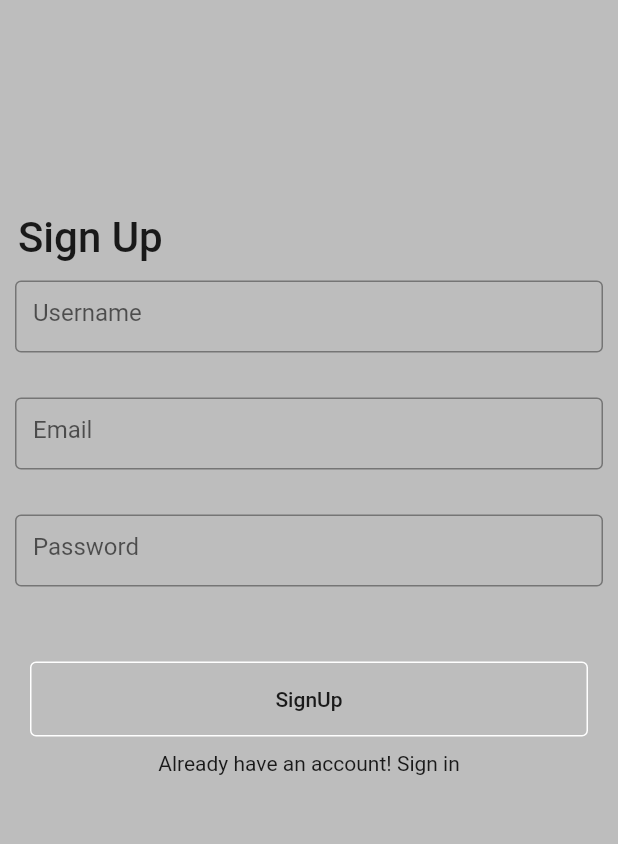
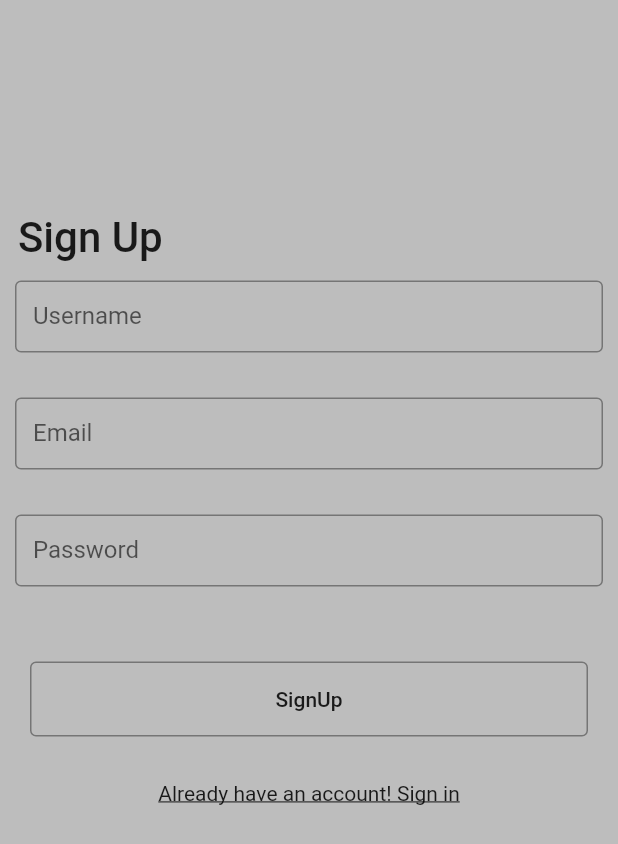
Before and after one commit to k1ycee/a_collaboration, a Flutter app: the SignUp screen opened by its route, after a tap on "SignUp", on a phone screen of 412 x 824 dp. Shown: the top 844 px of the screen. Run offline on Flutter 3.47's test engine with Material 2 defaults, Android fonts, the phone set to English and light mode, and no system bars; our stand-ins replace cloud_firestore, firebase_auth, get_it, google_sign_in, provider_architecture; accounts and stored records are empty; network calls fail.

```diff
--- a/lib/constants/routes_constants.dart
+++ b/lib/constants/routes_constants.dart
@@ -1,2 +1,3 @@
 const String SignInRoute = "Signin";
 const String SignUpRoute = "Signup";
+const String HomeViewRoute  = "Home";
--- a/lib/services/firestore_service.dart
+++ b/lib/services/firestore_service.dart
@@ -15,6 +15,8 @@ class FireStore{
 
   final StreamController <List<UserPost>> _userPostStream = StreamController <List<UserPost>>.broadcast();
   final StreamController <List<Viewers>> _viewerStream = StreamController <List<Viewers>>.broadcast();
+  final StreamController <List<User>> _userStream = StreamController <List<User>>.broadcast();
+
 
 
   Future createUser(User user)async{
--- a/lib/view_models/sign_up_view_model.dart
+++ b/lib/view_models/sign_up_view_model.dart
@@ -1,5 +1,30 @@
+import 'package:firebase_app/constants/routes_constants.dart';
+import 'package:firebase_app/locator.dart';
+import 'package:firebase_app/services/auth_service.dart';
+import 'package:firebase_app/services/navigation_service.dart';
 import 'package:firebase_app/view_models/base_model.dart';
 
 class SignUpViewModel extends BaseModel{
 
+
+  final FireAuth _auth = locator<FireAuth>();
+  final NavigationService _nav = locator<NavigationService>();
+
+  Future signUp({String email, String password, String username})async{
+    setBusy(true);
+    final result = _auth.signUp(email: email, password: password, username: username);
+    setBusy(false);
+
+    if(result is bool){
+      if(result != null){
+        _nav.navigateTo(SignInRoute);
+      }
+      else{
+        print("Something went terribly wrong");
+      }
+    }
+    else{
+      print("This is even worse");
+    }
+  }
 }
--- a/lib/views/UIs/sign_up.dart
+++ b/lib/views/UIs/sign_up.dart
@@ -1,3 +1,6 @@
+import 'package:firebase_app/constants/routes_constants.dart';
+import 'package:firebase_app/locator.dart';
+import 'package:firebase_app/services/navigation_service.dart';
 import 'package:firebase_app/view_models/sign_up_view_model.dart';
 import 'package:firebase_app/views/widgets/button.dart';
 import 'package:firebase_app/views/widgets/input_decoration.dart';
@@ -9,6 +12,7 @@ class SignUp extends StatelessWidget {
   final TextEditingController email = TextEditingController();
   final TextEditingController password = TextEditingController();
   final TextEditingController username = TextEditingController();
+  final NavigationService nav = locator<NavigationService>();
 
   @override
   Widget build(BuildContext context) {
@@ -26,22 +30,26 @@ class SignUp extends StatelessWidget {
               ),
               Padding(
                 padding: const EdgeInsets.symmetric(horizontal:10.0),
-                child: Container(height:48,child: TextField(controller: email, decoration: authinput.copyWith(hintText: 'Username'),)),
+                child: Container(height:48,child: TextField(controller: username, decoration: authinput.copyWith(labelText: 'Username'),)),
               ),
               SizedBox(height: 30),
               Padding(
                 padding: const EdgeInsets.symmetric(horizontal:10.0),
-                child: Container(height:48,child: TextField(controller: email, decoration: authinput.copyWith(hintText: 'Email'),)),
+                child: Container(height:48,child: TextField(controller: email, decoration: authinput.copyWith(labelText: 'Email'))),
               ),
               SizedBox(height: 30),
               Padding(
                 padding: const EdgeInsets.symmetric(horizontal:10.0),
-                child: Container(height:48,child: TextField(controller: email, decoration: authinput.copyWith(hintText: 'Password'), obscureText: true,)),
+                child: Container(height:48,child: TextField(controller: password, decoration: authinput.copyWith(labelText: 'Password'), obscureText: true),),
               ),
               SizedBox(height: 50,),
-              CustomOutButton(label: Text('SignUp'), onPressed: (){}, color: Colors.white,),
-              SizedBox(height: 10,),
-              Center(child: MeRich(onPressed: (){}, word: Text('Already have an account! Sign in'),))
+              CustomOutButton(label: Text('SignUp'), onPressed: (){
+                model.signUp(email: email.text, password: password.text, username: username.text);
+              }, color: Colors.grey[600]),
+              SizedBox(height: 30,),
+              Center(child: MeRich(onPressed: (){
+                nav.navigateTo(SignInRoute);
+              }, word: Text('Already have an account! Sign in', style: TextStyle(decoration: TextDecoration.underline)),))
             ],
           )
         ),
```
Also changed, not shown: lib/view_models/sign_in_view_model.dart (+24 -0 lines), lib/views/UIs/sign_in.dart (+13 -5 lines), lib/views/widgets/button.dart (+1 -29 lines), 3 other files.
